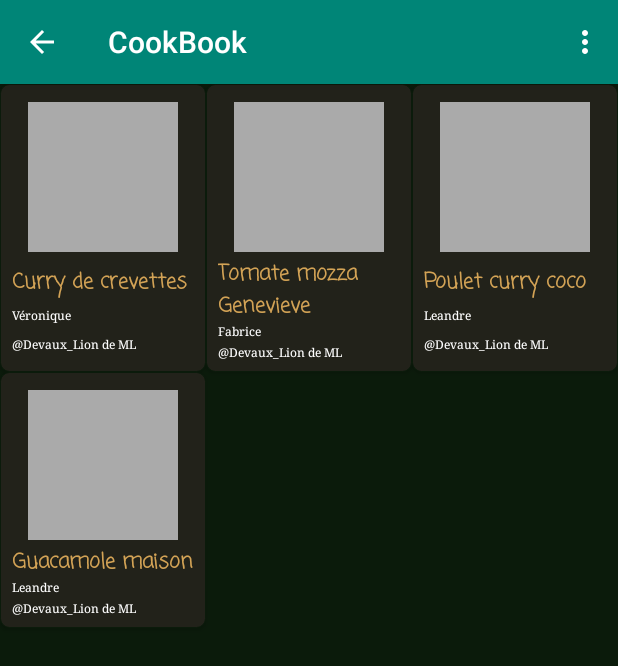
After one commit to fab2vo/CookBook, an Android app: the RecipeCommunityActivity screen opened directly, with no data from a screen before it, on a phone screen of 412 x 824 dp. The commit adds this screen. Shown: the top 666 px of the screen. Run offline under Robolectric (Android 15) with nearby library versions, the phone set to English and light mode, and no system bars.

Commit message:
Version 7 (1.7) a with community fragment and recipe short download

```diff
--- a/app/src/main/AndroidManifest.xml
+++ b/app/src/main/AndroidManifest.xml
@@ -25,6 +25,9 @@
         <activity android:name="com.fdx.cookbook.RecipeMailDisplayActivity"
             android:parentActivityName="com.fdx.cookbook.RecipeListActivity">
         </activity>
+        <activity android:name="com.fdx.cookbook.RecipeCommunityActivity"
+            android:parentActivityName="com.fdx.cookbook.RecipeListActivity">
+        </activity>
         <activity android:name="com.fdx.cookbook.RecipeActivity"
             android:parentActivityName="com.fdx.cookbook.RecipeListActivity">
         </activity>
--- /dev/null
+++ b/app/src/main/java/com/fdx/cookbook/CookBooksShort.java
@@ -0,0 +1,106 @@
+package com.fdx.cookbook;
+
+import android.content.Context;
+import android.database.sqlite.SQLiteDatabase;
+import android.util.Log;
+
+import org.json.JSONArray;
+import org.json.JSONObject;
+
+import java.util.ArrayList;
+import java.util.List;
+import java.util.UUID;
+
+public class CookBooksShort {
+    private static CookBooksShort ourInstance ;
+    private Context mContext;
+    private List<Recipe> mCookBook;
+    private static final String TAG = "CB_Community";
+
+    public static CookBooksShort get(Context context) {
+        if (ourInstance==null){
+            ourInstance= new CookBooksShort(context);
+        }
+        return ourInstance;
+    }
+    private CookBooksShort(Context context) {
+        mContext=context.getApplicationContext();
+        mCookBook=new ArrayList<>();
+        // fill while debugging ****************************
+        Recipe r;
+        User u;
+        UUID uuid;
+        //1
+        r = new Recipe(UUID.fromString("7897204f-6b94-462f-a938-18c717288102"));
+        uuid = UUID.fromString("c81d4e2e-bcf3-11e6-869b-7df92533d2db");
+        u = new User(uuid);
+        u.setName("Véronique");
+        u.setFamily("Devaux_Lion de ML");
+        r.setOwner(u);
+        r.setTitle("Curry de crevettes");
+        mCookBook.add(r);
+        //2
+        r = new Recipe(UUID.fromString("e0056458-c889-4451-bb56-db6d443469b3"));
+        uuid = UUID.fromString("c81d4e2e-bcf2-11e6-869b-7df92533d2db");
+        u = new User(uuid);
+        u.setName("Fabrice");
+        u.setFamily("Devaux_Lion de ML");
+        r.setOwner(u);
+        r.setTitle("Tomate mozza Genevieve");
+        mCookBook.add(r);
+        //3
+        r = new Recipe(UUID.fromString("74afb02f-fe30-4b45-bf28-7c94b288eb21"));
+        uuid = UUID.fromString("fce5a6c7-2dc3-4f4d-989f-69b308b6966a");
+        u = new User(uuid);
+        u.setName("Leandre");
+        u.setFamily("Devaux_Lion de ML");
+        r.setOwner(u);
+        r.setTitle("Poulet curry coco");
+        mCookBook.add(r);
+        //4
+        r = new Recipe(UUID.fromString("3c2ecac3-c421-43fa-a19b-54990db9221a"));
+        uuid = UUID.fromString("fce5a6c7-2dc3-4f4d-989f-69b308b6966a");
+        u = new User(uuid);
+        u.setName("Leandre");
+        u.setFamily("Devaux_Lion de ML");
+        r.setOwner(u);
+        r.setTitle("Guacamole maison");
+        mCookBook.add(r);
+    }
+
+    public void addRecipe(Recipe r){
+        if (r!=null){
+            mCookBook.add(r);
+        }
+    }
+
+    public List<Recipe> getRecipes(){
+        return mCookBook;
+    }
+
+    public void clear(){
+        mCookBook.clear();
+    }
+
+    public void fill(List<Recipe> recipes){
+        if (recipes==null) return;
+        for(Recipe r:recipes){
+            if (r!=null) mCookBook.add(r);
+        }
+    }
+
+    public void updatePhoto(Recipe rtoupdate){
+        for(Recipe r:mCookBook){
+            if(r.isTheSame(rtoupdate)) {
+                r.setImage(rtoupdate.getImage());
+                return;
+            }
+        }
+    }
+
+    public Integer getsize() {
+        if (mCookBook == null) return 0;
+        if (mCookBook.isEmpty()) return 0;
+        return mCookBook.size();
+    }
+}
--- a/app/src/main/java/com/fdx/cookbook/Recipe.java
+++ b/app/src/main/java/com/fdx/cookbook/Recipe.java
@@ -1,4 +1,6 @@
 package com.fdx.cookbook;
+
+import android.graphics.Bitmap;
 
 import com.google.gson.Gson;
 import com.google.gson.reflect.TypeToken;
@@ -37,6 +39,7 @@ public class Recipe {
     private Boolean mTS_photo;
     private Boolean mTS_comment;
     private Boolean mTS_note;
+    private Bitmap mImage;
 
     private static final int NBSTEP_MAX=9;
     private static final int NBING_MAX=15;
@@ -207,7 +210,7 @@ public class Recipe {
         mSource_url = source_url;
     }
 
-    // -----------------------Enum ------------------------m
+    // -----------------------Enum ------------------------
 
     public RecipeSeason getSeason() {
         return mSeason;
@@ -410,4 +413,17 @@ public class Recipe {
         }
         return false;
     }
+
+    public boolean isTheSame(Recipe rtotest){
+        return (rtotest.getId().toString().equals(mId.toString()));
+    }
+    // -----------------------Image ------------------------
+
+    public Bitmap getImage() {
+        return mImage;
+    }
+
+    public void setImage(Bitmap image) {
+        mImage = image;
+    }
 }
--- /dev/null
+++ b/app/src/main/java/com/fdx/cookbook/RecipeCommunityActivity.java
@@ -0,0 +1,16 @@
+package com.fdx.cookbook;
+
+import android.content.Context;
+import android.content.Intent;
+import android.support.v4.app.Fragment;
+
+public class RecipeCommunityActivity extends SingleFragmentActivity  {
+    public static Intent newIntent(Context packageContexte) {
+        Intent intent=new Intent(packageContexte, RecipeCommunityActivity.class);
+        return intent;
+    }
+    @Override
+    protected Fragment createFragment() {
+        return RecipeCommunityFragment.newInstance();
+    }
+}
--- /dev/null
+++ b/app/src/main/java/com/fdx/cookbook/RecipeCommunityFragment.java
@@ -0,0 +1,294 @@
+package com.fdx.cookbook;
+
+import android.content.Intent;
+import android.graphics.Bitmap;
+import android.os.AsyncTask;
+import android.os.Bundle;
+import android.support.annotation.NonNull;
+import android.support.v4.app.Fragment;
+import android.support.v7.widget.GridLayoutManager;
+import android.support.v7.widget.LinearLayoutManager;
+import android.support.v7.widget.RecyclerView;
+import android.util.Log;
+import android.view.LayoutInflater;
+import android.view.Menu;
+import android.view.MenuInflater;
+import android.view.MenuItem;
+import android.view.View;
+import android.view.ViewGroup;
+import android.widget.ImageView;
+import android.widget.TextView;
+import android.widget.Toast;
+
+import java.io.File;
+import java.io.InputStream;
+import java.net.HttpURLConnection;
+import java.net.URL;
+import java.text.DecimalFormat;
+import java.util.ArrayList;
+import java.util.HashMap;
+import java.util.List;
+
+public class RecipeCommunityFragment extends Fragment {
+    private RecyclerView mRecipeRecyclerView;
+    private RecipeAdapter mAdapter;
+    private SessionInfo mSession;
+    private static final Integer RECENT=1;
+    private static final Integer POPULAR=2;
+    private static final Integer BESTNOTE=3;
+    private Integer mSelectType;
+    private MenuItem mMenuR;
+    private MenuItem mMenuP;
+    private MenuItem mMenuN;
+    private CookBooksShort mCookbookShort;
+    private static final String TAG = "CB_CommunityFrag";
+
+    public static RecipeCommunityFragment newInstance() {
+        RecipeCommunityFragment fragment=new RecipeCommunityFragment();
+        return fragment;
+    }
+
+    @Override
+    public void onCreate(Bundle savedInstanceState) {
+        super.onCreate(savedInstanceState);
+        setHasOptionsMenu(true);
+        mSession= SessionInfo.get(getActivity());
+        mSelectType=RECENT;
+        mCookbookShort=CookBooksShort.get(getActivity());
+        getShortRecipesFromCommunity getAsyncShorties=new getShortRecipesFromCommunity();
+        getAsyncShorties.execute(20);
+    }
+
+    @Override
+    public void onCreateOptionsMenu(Menu menu, MenuInflater inflater) {
+        super.onCreateOptionsMenu(menu, inflater);
+        inflater.inflate(R.menu.fragment_menu_com, menu);
+        mMenuR = menu.findItem(R.id.com_recent);
+        mMenuN = menu.findItem(R.id.com_bestnote);
+        mMenuP = menu.findItem(R.id.com_popular);
+        mMenuR.setVisible(mSelectType!=RECENT);
+        mMenuN.setVisible(mSelectType!=BESTNOTE);
+        mMenuP.setVisible(mSelectType!=POPULAR);
+    }
+
+    public boolean onOptionsItemSelected(MenuItem item) {
+        switch (item.getItemId()) {
+            case R.id.com_recent:
+                mSelectType=RECENT;
+                break;
+            case R.id.com_popular:
+                mSelectType=POPULAR;
+                break;
+            case R.id.com_bestnote:
+                mSelectType=BESTNOTE;
+                break;
+            default:
+                return super.onOptionsItemSelected(item);
+        }
+        mMenuR.setVisible(mSelectType!=RECENT);
+        mMenuN.setVisible(mSelectType!=BESTNOTE);
+        mMenuP.setVisible(mSelectType!=POPULAR);
+        // refresh
+        return true;
+    }
+
+    @Override
+    public View onCreateView(LayoutInflater inflater, ViewGroup container,
+                             Bundle savedInstanceState) {
+        View view = inflater.inflate(R.layout.fragment_recipe_community, container, false);
+        mRecipeRecyclerView = (RecyclerView) view.findViewById(R.id.recipe_recycler_view);
+        mRecipeRecyclerView.setLayoutManager(new GridLayoutManager(getActivity(),3));
+        updateUI();
+        return view;
+    }
+    private void updateUI() {
+        List<Recipe> recipes=mCookbookShort.getRecipes();
+        if (recipes.isEmpty()){
+            Toast.makeText(getContext(), "Vide !!!",Toast.LENGTH_LONG ).show();
+        }
+        if (mAdapter==null){
+            mAdapter=new RecipeCommunityFragment.RecipeAdapter(recipes);
+            mRecipeRecyclerView.setAdapter(mAdapter);
+        } else {
+            mAdapter.setRecipes(recipes);
+            mAdapter.notifyDataSetChanged();
+        }
+    }
+    // -----------------------------------RECIPE HOLDER ------------------------
+    private class RecipeHolder extends RecyclerView.ViewHolder
+            implements View.OnClickListener {
+        private TextView mTitleTextView;
+        private TextView mName;
+        private TextView mFamily;
+        private ImageView mPhotoView;
+        private Recipe mRecipe;
+
+        public RecipeHolder(LayoutInflater inflater,ViewGroup parent){
+            super(inflater.inflate(R.layout.list_item_grid, parent, false));
+            itemView.setOnClickListener(this);
+            mTitleTextView= (TextView) itemView.findViewById(R.id.com_title);
+            mName=(TextView) itemView.findViewById(R.id.com_name);
+            mFamily=(TextView) itemView.findViewById(R.id.com_family);
+            mPhotoView=(ImageView) itemView.findViewById(R.id.com_photo);
+            //mPhotoView on click listener
+
+        }
+        public void bind(Recipe recipe){
+            mRecipe=recipe;
+            mTitleTextView.setText(mRecipe.getTitle());
+            mName.setText(mRecipe.getOwner().getName());
+            mFamily.setText("@"+mRecipe.getOwner().getFamily());
+            Bitmap bm=mRecipe.getImage();
+            if (bm!=null) mPhotoView.setImageBitmap(bm);
+        }
+
+        @Override
+        public void onClick(View v){    }
+    }
+    // -----------------------------------ADAPTER------------------------
+    private class RecipeAdapter extends RecyclerView.Adapter<RecipeCommunityFragment.RecipeHolder> {
+        private List<Recipe> mRecipes;
+        public RecipeAdapter(List<Recipe> recipes){
+            mRecipes=recipes;
+        }
+
+        @NonNull
+        @Override
+        public RecipeCommunityFragment.RecipeHolder onCreateViewHolder(@NonNull ViewGroup parent, int viewType) {
+            LayoutInflater layoutInflater=LayoutInflater.from(getActivity());
+            return new RecipeCommunityFragment.RecipeHolder(layoutInflater, parent);
+        }
+
+        @Override
+        public void onBindViewHolder(@NonNull RecipeCommunityFragment.RecipeHolder recipeHolder, int i) {
+            Recipe recipe=mRecipes.get(i);
+            recipeHolder.bind(recipe);
+        }
+
+        @Override
+        public int getItemCount() {
+            return mRecipes.size();
+        }
+
+        public void setRecipes(List<Recipe> recipes){
+            mRecipes=recipes;
+        }
+    }
+
+    /******************************************************************************************
+     *                            ASYNC                                                        *
+     *******************************************************************************************/
+
+    class getShortRecipesFromCommunity extends AsyncTask<Integer, Integer, Boolean> {
+        private static final String PHP204 = "return204.php";
+        private static final String MYSQLDATEFORMAT="yyyy-MM-dd HH:mm:ss";
+        private static final String PHPGETSHORTRECIPES = "getcommunitynews.php";
+
+        @Override
+        protected void onPreExecute() {
+            super.onPreExecute();
+            Toast.makeText(getActivity(),"Debut sync", Toast.LENGTH_SHORT).show();
+        }
+
+        @Override
+        protected void onPostExecute(Boolean b) {
+            super.onPostExecute(b);
+            if (b) {
+                Toast.makeText(getActivity(), "Succès", Toast.LENGTH_LONG).show();
+                //updateUI();
+            }
+            else {
+                Toast.makeText(getActivity(), "Echec", Toast.LENGTH_LONG).show();
+            }
+        }
+
+        @Override
+        protected Boolean doInBackground(Integer ... integers) {
+            Integer ntoDownload=integers[0];
+            if (!test204()) {deBugShow("204!"); return false;}
+            // download texts
+            String s=getStringRecipesFromServer(0,ntoDownload,mSelectType, false);
+            if (s.equals("")) {deBugShow("Echec query 1"); return false;}
+            if (!fillInitialTable(s)) {deBugShow("Echec parse >"+s+"<"); return false;}
+            publishProgress(1);
+            // download photo i
+            for(Integer i=0;i<mCookbookShort.getsize();i++) {
+                s = getStringRecipesFromServer(i, 1, mSelectType, true);
+                if (s.equals("")) {
+                    deBugShow("Echec query "+i);
+                    break;
+                }
+                if (updatePhotoOfRecipe(s)) publishProgress(i+2);
+            }
+            return true;
+        }
+
+        @Override
+        protected void onProgressUpdate(Integer ... values){
+            deBugShow("Progress "+values[0]);
+            updateUI();
+        }
+
+        private void deBugShow(String s){
+            Log.d(TAG, s);
+        }
+
+        private String getStringRecipesFromServer(Integer start, Integer count, Integer type, Boolean withphoto){
+            HashMap<String, String> data = new HashMap<>();
+            data.put("iduser", mSession.getUser().getId().toString());
+            String comtype="";
+            if (type==RECENT) comtype="RECENT";
+            if (type==POPULAR) comtype="POPULAR";
+            if (type==BESTNOTE) comtype="BESTNOTE";
+            data.put("comtype", comtype);
+            DecimalFormat formatter = new DecimalFormat("00");
+            data.put("start", formatter.format( start));
+            data.put("count", formatter.format(count));
+            data.put("comparam", (withphoto ? "WP":"WOP"));
+            NetworkUtils mNetUtils = new NetworkUtils(getContext());
+            String result = mNetUtils.sendPostRequestJson(mSession.getURLPath() + PHPGETSHORTRECIPES, data);
+            if (result==null) return "";
+            return result;
+        }
+
+        private boolean fillInitialTable(String s){
+            NetworkUtils mNetUtils = new NetworkUtils(getContext());
+            List<Recipe> recipes=mNetUtils.parseRecipesOfCommunity(s,false);
+            if ((recipes!=null)&&(!recipes.isEmpty())){
+                mCookbookShort.clear();
+                mCookbookShort.fill(recipes);
+                return true;
+            } else return false;
+        }
+
+        private boolean updatePhotoOfRecipe(String s){
+            NetworkUtils mNetUtils = new NetworkUtils(getContext());
+            List<Recipe> recipes=mNetUtils.parseRecipesOfCommunity(s,true);
+            if ((recipes!=null)&&(!recipes.isEmpty())){
+                mCookbookShort.updatePhoto(recipes.get(0));
+                return true;
+            } return false;
+        }
+
+
+        private Boolean test204() {
+            try {
+                URL url = new URL(mSession.getURLPath() + PHP204);
+                HttpURLConnection conn = (HttpURLConnection) url.openConnection();
+                conn.setConnectTimeout(mSession.getConnectTimeout());
+                conn.setReadTimeout(mSession.getReadTimeout());
+                conn.setRequestMethod("HEAD");
+                InputStream in = conn.getInputStream();
+                int status = conn.getResponseCode();
+                in.close();
+                conn.disconnect();
+                return (status == HttpURLConnection.HTTP_NO_CONTENT);
+            } catch (Exception e) {
+                deBugShow("Test 204 : " + e);
+                return false;
+            }
+        }
+
+    }
+
+}
--- a/app/src/main/java/com/fdx/cookbook/RecipeListFragment.java
+++ b/app/src/main/java/com/fdx/cookbook/RecipeListFragment.java
@@ -161,6 +161,10 @@ public class RecipeListFragment extends Fragment {
             case R.id.list_filter:
                 mListMask.reset();
                 updateUI();
+                return true;
+            case R.id.list_com:
+                Intent intent4= RecipeCommunityActivity.newIntent(getActivity());
+                startActivity(intent4);
                 return true;
             case R.id.feedback:
                 Intent intent3 = new Intent(Intent.ACTION_SENDTO);
--- a/app/src/main/java/com/fdx/cookbook/SplashActivity.java
+++ b/app/src/main/java/com/fdx/cookbook/SplashActivity.java
@@ -432,10 +432,7 @@ public class SplashActivity extends AppCompatActivity {
         HashMap<String,String> data = new HashMap<>();
         data.put("iduser", mUser.getId().toString().trim());
         String json = mNetUtils.sendPostRequestJson(mSession.getURLPath()+PHPREQGETNOTES,data);
-        //User u;
-        //String s;
         UUID uuid;
-        //Date date;
         Note n;
         try {
             JSONArray jarr1=new JSONArray(json);
--- a/app/src/main/java/com/fdx/cookbook/User.java
+++ b/app/src/main/java/com/fdx/cookbook/User.java
@@ -20,6 +20,7 @@ public class User {
     public User(UUID uuid){
         mId =uuid;
         // waiting for user database
+        //todo erase !
         switch(mId.toString()){
             case "c81d4e2e-bcf2-11e6-869b-7df92533d2db":
                 mFamily="Devaux_Lion de ML";
--- /dev/null
+++ b/app/src/main/res/layout/fragment_recipe_community.xml
@@ -0,0 +1,7 @@
+<?xml version="1.0" encoding="utf-8"?>
+<android.support.v7.widget.RecyclerView
+    xmlns:android="http://schemas.android.com/apk/res/android"
+    android:id="@+id/recipe_recycler_view"
+    android:layout_width="match_parent"
+    android:layout_height="match_parent">
+</android.support.v7.widget.RecyclerView>
--- /dev/null
+++ b/app/src/main/res/layout/list_item_grid.xml
@@ -0,0 +1,69 @@
+<?xml version="1.0" encoding="utf-8"?>
+<android.support.constraint.ConstraintLayout xmlns:android="http://schemas.android.com/apk/res/android"
+    xmlns:app="http://schemas.android.com/apk/res-auto"
+    xmlns:tools="http://schemas.android.com/tools"
+    android:id="@+id/gridLayout"
+    android:layout_width="match_parent"
+    android:layout_height="wrap_content"
+    android:background="@drawable/list_item_bg"
+    android:elevation="2dp"
+    android:padding="4dp">
+
+    <ImageView
+        android:id="@+id/com_photo"
+        android:layout_width="100dp"
+        android:layout_height="100dp"
+        android:layout_marginStart="8dp"
+        android:layout_marginTop="8dp"
+        android:layout_marginEnd="8dp"
+        android:background="@android:color/darker_gray"
+        android:cropToPadding="true"
+        android:scaleType="centerCrop"
+        app:layout_constraintEnd_toEndOf="parent"
+        app:layout_constraintStart_toStartOf="parent"
+        app:layout_constraintTop_toTopOf="parent" />
+
+    <TextView
+        android:id="@+id/com_title"
+        style="@style/CookBookText.ComTitle"
+        android:layout_width="0dp"
+        android:layout_height="wrap_content"
+        android:layout_marginStart="4dp"
+        android:layout_marginTop="4dp"
+        android:layout_marginEnd="4dp"
+        android:layout_marginBottom="0dp"
+        android:text="@string/P5T"
+        app:layout_constraintBottom_toTopOf="@+id/com_name"
+        app:layout_constraintEnd_toEndOf="parent"
+        app:layout_constraintStart_toStartOf="parent"
+        app:layout_constraintTop_toBottomOf="@+id/com_photo" />
+
+    <TextView
+        android:id="@+id/com_name"
+        style="@style/CookBookText.UltraSmall"
+        android:layout_width="0dp"
+        android:layout_height="14dp"
+        android:layout_marginStart="4dp"
+        android:layout_marginEnd="4dp"
+        android:layout_marginBottom="0dp"
+        android:text="@string/P5N"
+        app:layout_constraintBottom_toBottomOf="@+id/com_family"
+        app:layout_constraintEnd_toEndOf="parent"
+        app:layout_constraintStart_toStartOf="parent"
+        app:layout_constraintTop_toBottomOf="@+id/com_title" />
+
+    <TextView
+        android:id="@+id/com_family"
+        style="@style/CookBookText.UltraSmall"
+        android:layout_width="0dp"
+        android:layout_height="wrap_content"
+        android:layout_marginStart="4dp"
+        android:layout_marginEnd="4dp"
+        android:layout_marginBottom="4dp"
+        android:text="@string/P5F"
+        app:layout_constraintBottom_toBottomOf="parent"
+        app:layout_constraintEnd_toEndOf="parent"
+        app:layout_constraintStart_toStartOf="parent"
+        app:layout_constraintTop_toBottomOf="@+id/com_name" />
+
+</android.support.constraint.ConstraintLayout>
--- /dev/null
+++ b/app/src/main/res/menu/fragment_menu_com.xml
@@ -0,0 +1,18 @@
+<?xml version="1.0" encoding="utf-8"?>
+<menu xmlns:android="http://schemas.android.com/apk/res/android"
+    xmlns:app="http://schemas.android.com/apk/res-auto">
+
+    <item
+        android:id="@+id/com_popular"
+        android:title="@string/P5OP"
+        app:showAsAction="never|withText"/>
+    <item
+        android:id="@+id/com_bestnote"
+        android:title="@string/P5ON"
+        app:showAsAction="never|withText"/>
+    <item
+        android:id="@+id/com_recent"
+        android:title="@string/P5OR"
+        app:showAsAction="never|withText"/>
+
+</menu>
--- a/app/src/main/res/menu/fragment_recipe_list.xml
+++ b/app/src/main/res/menu/fragment_recipe_list.xml
@@ -37,6 +37,11 @@
             android:title="@string/P1MU_raz"
             app:showAsAction="never|withText"
             android:orderInCategory="3"/>
+        <item
+            android:id="@+id/list_com"
+            android:title="@string/P1MU_com"
+            app:showAsAction="never|withText"
+            android:orderInCategory="5"/>
     </group>
     <group android:id="@+id/out_of_menu_list"
         android:enabled="true"
--- a/app/src/main/res/values/strings.xml
+++ b/app/src/main/res/values/strings.xml
@@ -40,6 +40,7 @@
     <string name="P1MU_raz"> Annulation filtre</string>
     <string name="P1MU_receive"> Nouveau message !  </string>
     <string name="P1MU_fb"> Feedback sur l\'appli </string>
+    <string name="P1MU_com"> Communauté </string>
     <string name="P1R_ing"> Ingrédients : </string>
     <string name="P1R_step"> Etapes : </string>
     <string name="P1_de"> de %1$s </string>
@@ -112,7 +113,13 @@
     <string name="TEY"> Pas de recettes à afficher. Voir le menu pour annuler les filtres</string>
     <string name="TEZ"> Livre de recette vide. Créer une recette en cliquant sur +.</string>
     <string name="TEW"> Livre de recette vide mais vous avez un message !</string>
-
+    <!--Community -->
+    <string name="P5T"> Titre de la recette</string>
+    <string name="P5N"> prenom</string>
+    <string name="P5F"> \@nom de famille </string>
+    <string name="P5OP"> Populaires</string>
+    <string name="P5OR"> Récentes</string>
+    <string name="P5ON"> Mieux notées</string>
 
     <string-array name="recipe_season_array">
         <item>Hiver</item>
--- a/app/src/main/res/values/styles.xml
+++ b/app/src/main/res/values/styles.xml
@@ -38,8 +38,17 @@
         <item name="android:textStyle">bold</item>
         <item name="android:textColor">@color/fg_icon</item>
     </style>
+    <style name="CookBookText.ComTitle">
+        <item name="android:textSize">14sp</item>
+        <item name="android:fontFamily">casual</item>
+        <item name="android:textStyle">bold</item>
+        <item name="android:textColor">@color/fg_icon</item>
+    </style>
     <style name="CookBookText.Small">
         <item name="android:textSize">11sp</item>
+    </style>
+    <style name="CookBookText.UltraSmall">
+        <item name="android:textSize">8sp</item>
     </style>
     <style name="CookBookText.EnterTitle">
         <item name="android:textColor">@color/fg_icon</item>
```
Also changed, not shown: app/src/main/java/com/fdx/cookbook/NetworkUtils.java (+79 -16 lines).
